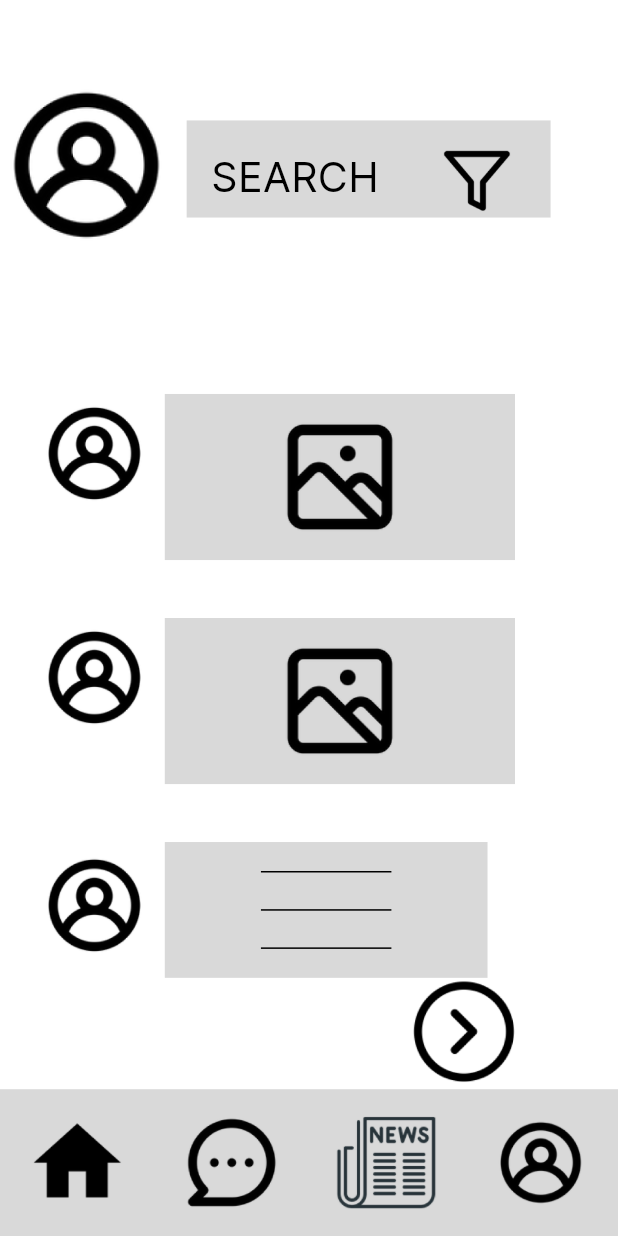
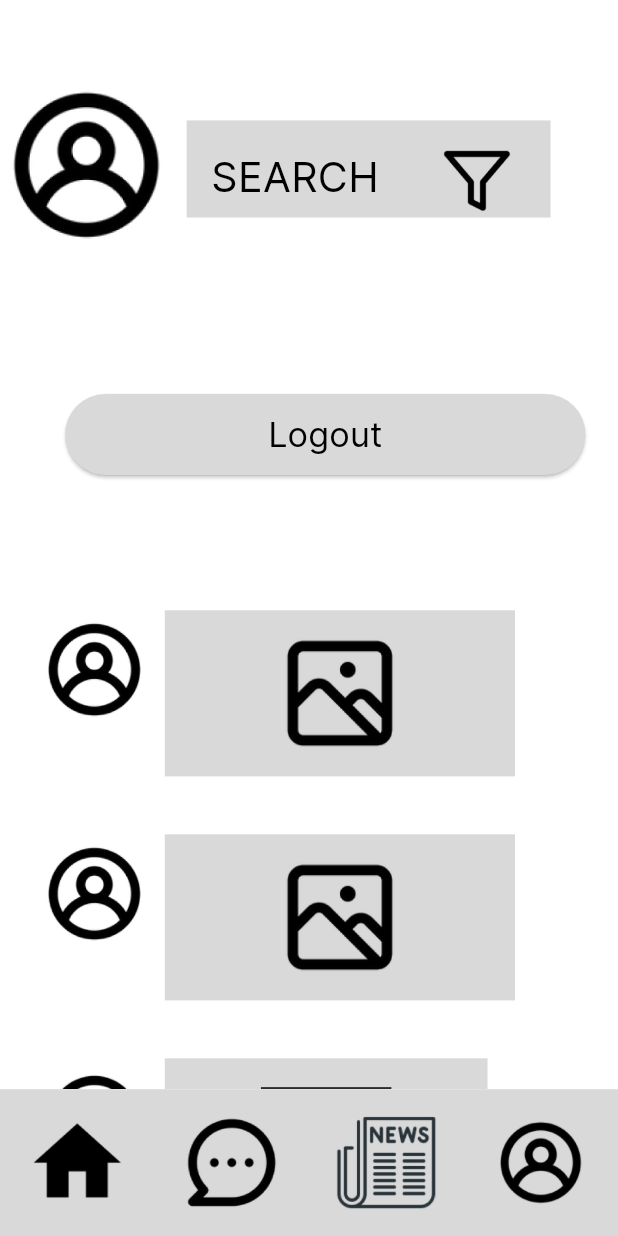
Before and after one commit to Gopi8939/assignment, a Flutter app: the HomeContainerScreen screen opened by its route, on a phone screen of 412 x 824 dp. Run offline on Flutter 3.47's test engine with Material 3 defaults, Android fonts, the phone set to English and light mode, and no system bars; our stand-ins replace cached_network_image, connectivity_plus, equatable, flutter_bloc, flutter_svg, fluttertoast and 1 more; accounts and stored records are empty; network calls fail.

Commit message:
Completed Assignment

```diff
--- a/lib/presentation/home_page/home_page.dart
+++ b/lib/presentation/home_page/home_page.dart
@@ -1,6 +1,7 @@
 import 'package:assignment/core/utils/size_utils.dart';
 import 'package:assignment/localization/app_localization.dart';
 import 'package:assignment/theme/theme_helper.dart';
+import 'package:assignment/widgets/custom_elevated_button.dart';
 
 import '../../core/app_export.dart';
 import '../../core/utils/image_constant.dart';
@@ -9,6 +10,8 @@ import '../../routes/app_routes.dart';
 import '../../theme/app_decoration.dart';
 import '../../widgets/custom_image_view.dart';
 import 'models/home_model.dart';
+import 'package:shared_preferences/shared_preferences.dart';
+
 import 'package:flutter/material.dart';
 import 'bloc/home_bloc.dart';
 
@@ -35,6 +38,20 @@ class HomePage extends StatelessWidget {
             child: Column(children: [
               SizedBox(height: 37.v),
               _buildSixtyOne(context),
+              SizedBox(height: 70.v),
+              CustomElevatedButton(
+                  onPressed: () async {
+                    SharedPreferences prefs =
+                        await SharedPreferences.getInstance();
+                    prefs.setBool('isAuthenticated', false);
+                    NavigatorService.pushNamed(
+                      AppRoutes.registerationScreen,
+                    );
+                  },
+                  height: 42.v,
+                  text: "Logout",
+                  margin: EdgeInsets.only(left: 38.h, right: 19.h),
+                  buttonTextStyle: theme.textTheme.titleLarge!),
               SizedBox(height: 70.v),
               Padding(
                   padding: EdgeInsets.only(left: 23.h, right: 60.h),
--- a/lib/presentation/teachers_screen/bloc/teachers_bloc.dart
+++ b/lib/presentation/teachers_screen/bloc/teachers_bloc.dart
@@ -1,3 +1,4 @@
+import 'dart:convert';
 import 'dart:developer';
 
 import 'package:assignment/core/utils/api_service.dart';
@@ -5,6 +6,7 @@ import 'package:equatable/equatable.dart';
 import 'package:flutter/material.dart';
 import '../../../widgets/Appconstant.dart';
 import '../models/teachers_model.dart';
+import 'package:shared_preferences/shared_preferences.dart';
 import '/core/app_export.dart';
 part 'teachers_event.dart';
 part 'teachers_state.dart';
@@ -53,6 +55,10 @@ class TeachersBloc extends Bloc<TeachersEvent, TeachersState> {
       );
 
       if (response.statusCode == 200) {
+        var result = json.decode(await response.stream.bytesToString());
+        SharedPreferences prefs = await SharedPreferences.getInstance();
+        prefs.setBool('isAuthenticated', true);
+        prefs.setInt('uid', result['uid']);
         Appconstant().toast(toast: "Logged in Successfully", clr: Colors.green);
         NavigatorService.popAndPushNamed(
           AppRoutes.recommendationScreen,
--- a/lib/routes/app_routes.dart
+++ b/lib/routes/app_routes.dart
@@ -42,7 +42,7 @@ class AppRoutes {
   static const String initialRoute = '/initialRoute';
 
   static Map<String, WidgetBuilder> get routes => {
-        initialRoute: RecommendationScreen.builder,
+        initialRoute: RegisterationScreen.builder,
         registerationScreen: RegisterationScreen.builder,
         roleScreen: RoleScreen.builder,
         studentsScreen: StudentsScreen.builder,
```
Also changed, not shown: lib/presentation/organization_screen/bloc/organization_bloc.dart (+8 -1 lines), lib/presentation/registeration_screen/bloc/registeration_bloc.dart (+7 -8 lines), lib/presentation/students_screen/bloc/students_bloc.dart (+7 -0 lines).
